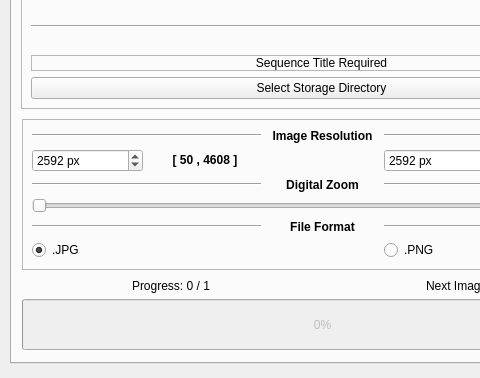
Qt form _ui/Clinostat.ui (CoCl-Jerry/SciSpin_Max_RELEASE) before a commit; both pictures show x 0 to 480 and y 197 to 575 of the 1024 by 575 pixel window.
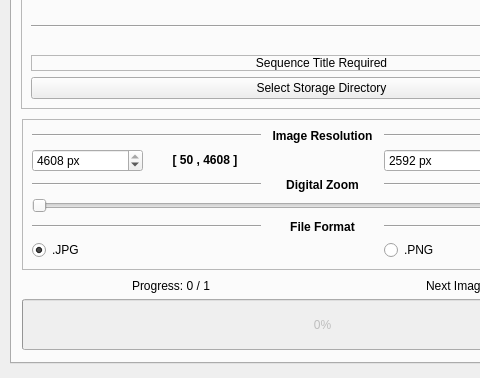
The same form after that commit. The open tabs and pages were chosen to show the change. Icons and pictures are not drawn. Custom widgets are drawn as their Qt base class.

```diff
--- a/_ui/Clinostat.ui
+++ b/_ui/Clinostat.ui
@@ -1048,7 +1048,7 @@
            <number>4608</number>
           </property>
           <property name="value">
-           <number>2592</number>
+           <number>4608</number>
           </property>
          </widget>
         </item>
```
